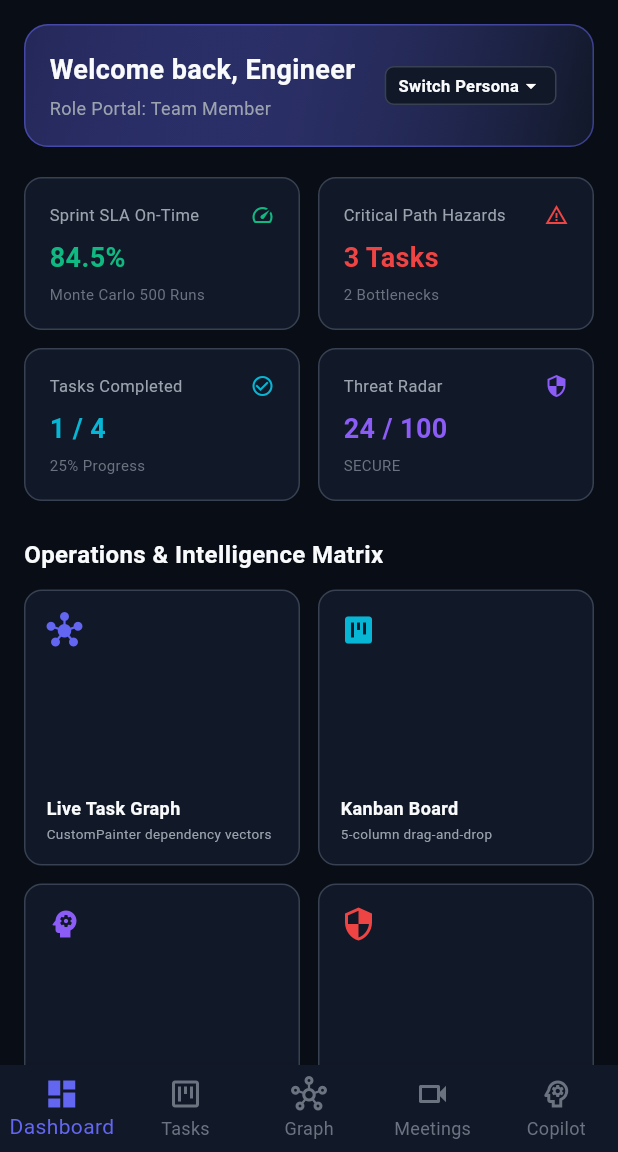
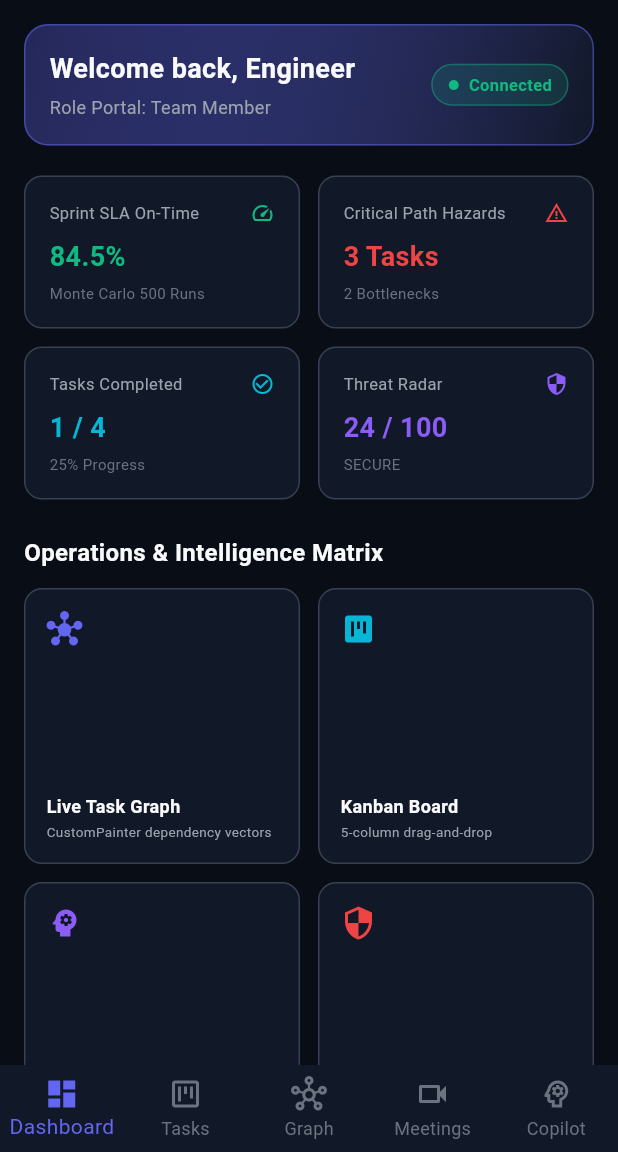
Before and after one commit to suhani-shinde1812/Nexus-mind, a Flutter app: the EnterpriseShell screen opened directly, on a phone screen of 412 x 824 dp, the part 84-1236 px from its top. Run offline on Flutter 3.47's test engine with Material 3 defaults, Android fonts, the phone set to English and light mode, and no system bars; our stand-ins replace dio, firebase_messaging, flutter_local_notifications, flutter_riverpod, flutter_secure_storage, shared_preferences; accounts and stored records are empty; network calls fail.

Commit message:
fix(mobile): remove loginDemo persona switcher from main dashboard

```diff
--- a/mobile/lib/presentation/screens/dashboard/main_dashboard_screen.dart
+++ b/mobile/lib/presentation/screens/dashboard/main_dashboard_screen.dart
@@ -50,25 +50,20 @@ class MainDashboardScreen extends ConsumerWidget {
                         Text('Role Portal: ${user?.role ?? "Team Member"}', style: const TextStyle(fontSize: 12, color: AppColors.textSecondary)),
                       ],
                     ),
-                    PopupMenuButton<String>(
-                      tooltip: 'Switch Examiner Role',
-                      icon: Container(
-                        padding: const EdgeInsets.symmetric(horizontal: 8, vertical: 4),
-                        decoration: BoxDecoration(color: AppColors.surface, borderRadius: BorderRadius.circular(6), border: Border.all(color: AppColors.border)),
-                        child: const Row(
-                          children: [
-                            Text('Switch Persona', style: TextStyle(fontSize: 11, fontWeight: FontWeight.bold)),
-                            Icon(Icons.arrow_drop_down, size: 16),
-                          ],
-                        ),
+                    Container(
+                      padding: const EdgeInsets.symmetric(horizontal: 10, vertical: 5),
+                      decoration: BoxDecoration(
+                        color: AppColors.success.withOpacity(0.15),
+                        borderRadius: BorderRadius.circular(20),
+                        border: Border.all(color: AppColors.success.withOpacity(0.4)),
                       ),
-                      onSelected: (role) => ref.read(authProvider.notifier).loginDemo(role),
-                      itemBuilder: (context) => [
-                        const PopupMenuItem(value: 'employee', child: Text('Alex Vance (Frontend Lead / Employee)')),
-                        const PopupMenuItem(value: 'team_lead', child: Text('Sarah Jenkins (Team Lead)')),
-                        const PopupMenuItem(value: 'project_manager', child: Text('Marcus Chen (Project Manager)')),
-                        const PopupMenuItem(value: 'admin', child: Text('Elena Rostova (Administrator)')),
-                      ],
+                      child: const Row(
+                        children: [
+                          Icon(Icons.circle, size: 8, color: AppColors.success),
+                          SizedBox(width: 6),
+                          Text('Connected', style: TextStyle(fontSize: 11, color: AppColors.success, fontWeight: FontWeight.bold)),
+                        ],
+                      ),
                     ),
                   ],
                 ),
```
